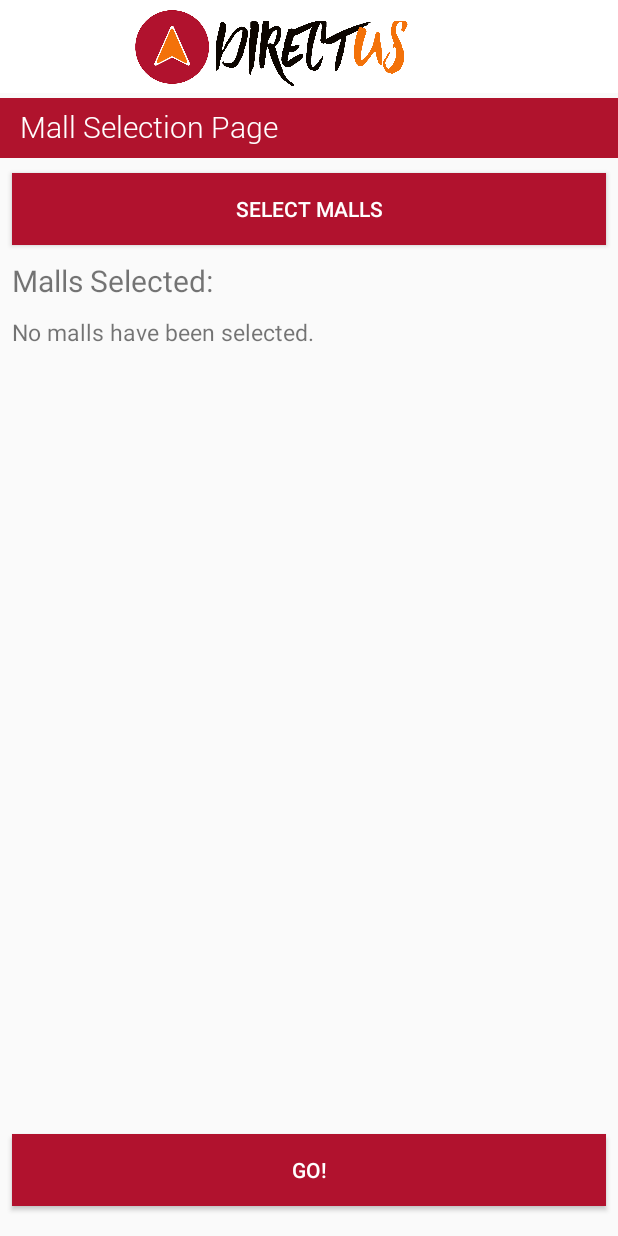
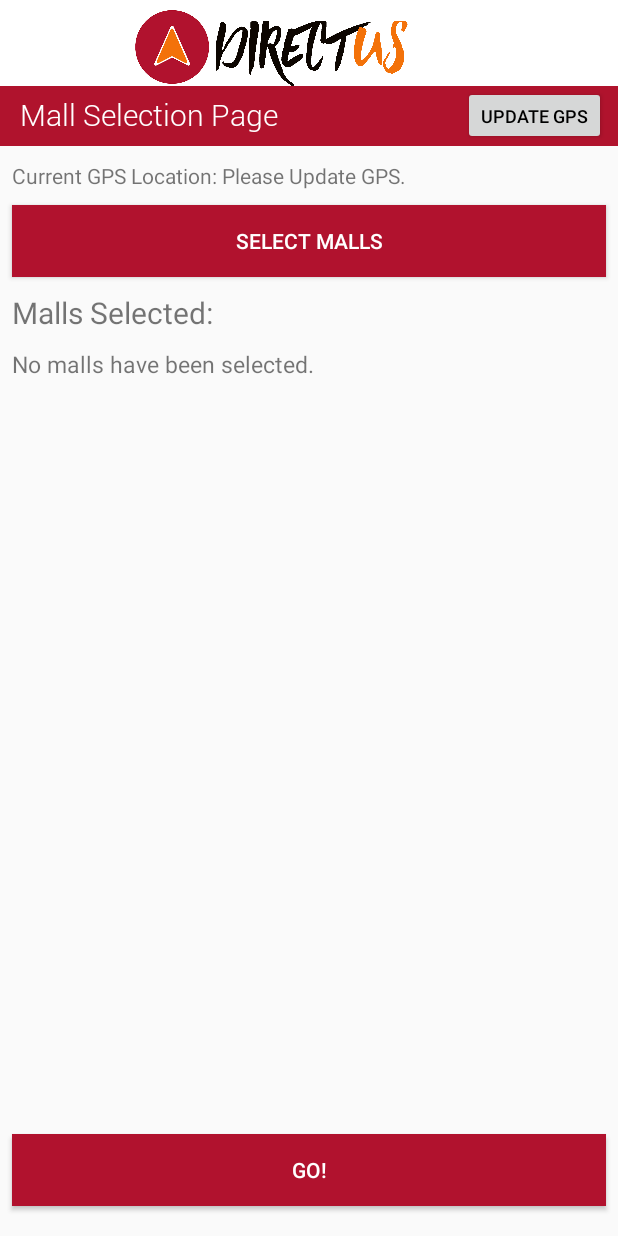
Before and after one commit to jhocx/directus, an Android app: the screen it shows after launch (MainActivity), on a phone screen of 412 x 824 dp. Run offline under Robolectric (Android 15) with nearby library versions, the phone set to English and light mode, and no system bars; 2 statements that could not run were skipped.

Commit message:
Main Activity, GPS implemented. v2 done 11 Jul.

```diff
--- a/app/src/main/AndroidManifest.xml
+++ b/app/src/main/AndroidManifest.xml
@@ -1,6 +1,8 @@
 <?xml version="1.0" encoding="utf-8"?>
 <manifest xmlns:android="http://schemas.android.com/apk/res/android"
     package="com.example.jhocx.directus">
+
+    <uses-permission android:name="android.permission.ACCESS_FINE_LOCATION"/>
 
     <application
         android:allowBackup="true"
--- a/app/src/main/java/com/example/jhocx/directus/MainActivity.java
+++ b/app/src/main/java/com/example/jhocx/directus/MainActivity.java
@@ -1,14 +1,18 @@
 package com.example.jhocx.directus;
 
+import android.Manifest;
 import android.content.DialogInterface;
 import android.content.Intent;
 import android.graphics.Typeface;
+import android.location.Location;
+import android.support.v4.app.ActivityCompat;
 import android.support.v7.app.AlertDialog;
 import android.support.v7.app.AppCompatActivity;
 import android.os.Bundle;
 import android.view.View;
 import android.widget.Button;
 import android.widget.TextView;
+import android.widget.Toast;
 import android.widget.Toolbar;
 import android.view.View;
 import android.content.Intent;
@@ -16,12 +20,16 @@ import android.content.Intent;
 import org.w3c.dom.Text;
 
 import java.util.ArrayList;
+import java.text.DecimalFormat;
 
 public class MainActivity extends AppCompatActivity {
     TextView tvHeader;
     Button btnSelectMall;
     TextView tvMallsSelected;
     Button btnToDirectory;
+    Button btnGetLoc;
+    TextView tvLocation;
+    static DecimalFormat df3 = new DecimalFormat(".###");
 
     // listMalls is a string array hardcoded in strings.xml. It contains the names of all malls available in our app.
     String[] listMalls;
@@ -119,6 +127,30 @@ public class MainActivity extends AppCompatActivity {
                 openDirectoryActivity();
             }
         });
+
+        // This section deals with obtainin user's GPS location.
+        btnGetLoc = (Button) findViewById(R.id.btnGetLoc);
+        tvLocation = (TextView) findViewById(R.id.tvLocation);
+        ActivityCompat.requestPermissions(MainActivity.this, new String[]{Manifest.permission.ACCESS_FINE_LOCATION}, 123);
+        GPSTracker g = new GPSTracker(getApplicationContext());
+        Location l = g.getLocation();
+        if (l!= null) {
+            double lat = l.getLatitude();
+            double lon = l.getLongitude();
+            tvLocation.setText("Current GPS Location: LAT = " + df3.format(lat) + ", LON = " + df3.format(lon));
+        }
+        btnGetLoc.setOnClickListener(new View.OnClickListener() {
+            @Override
+            public void onClick(View v) {
+                GPSTracker g = new GPSTracker(getApplicationContext());
+                Location l = g.getLocation();
+                if (l!= null) {
+                    double lat = l.getLatitude();
+                    double lon = l.getLongitude();
+                    tvLocation.setText("Current GPS Location: LAT = " + df3.format(lat) + ", LON = " + df3.format(lon));
+                }
+            }
+        });
     }
 
     public void openDirectoryActivity() {
--- a/app/src/main/res/layout/activity_main.xml
+++ b/app/src/main/res/layout/activity_main.xml
@@ -46,7 +46,6 @@
         android:id="@+id/tbHeader"
         android:layout_width="0dp"
         android:layout_height="40dp"
-        android:layout_marginTop="8dp"
         android:background="#B0132D"
         android:gravity="bottom"
         android:minHeight="?attr/actionBarSize"
@@ -88,7 +87,7 @@
         app:layout_constraintEnd_toEndOf="parent"
         app:layout_constraintHorizontal_bias="0.0"
         app:layout_constraintStart_toStartOf="parent"
-        app:layout_constraintTop_toBottomOf="@+id/tbHeader" />
+        app:layout_constraintTop_toBottomOf="@+id/tvLocation" />
 
     // This is the tv textview that visually feedbacks the malls the user has currently chosen.
 
@@ -130,4 +129,25 @@
         app:layout_constraintEnd_toEndOf="parent"
         app:layout_constraintStart_toStartOf="parent" />
 
+    <Button
+        android:id="@+id/btnGetLoc"
+        android:layout_width="wrap_content"
+        android:layout_height="39dp"
+        android:layout_marginEnd="8dp"
+        android:text="Update GPS"
+        android:textColor="@android:color/black"
+        android:textSize="12sp"
+        app:layout_constraintEnd_toEndOf="@+id/tbHeader"
+        app:layout_constraintTop_toTopOf="@+id/tbHeader" />
+
+    <TextView
+        android:id="@+id/tvLocation"
+        android:layout_width="wrap_content"
+        android:layout_height="wrap_content"
+        android:layout_marginStart="8dp"
+        android:layout_marginTop="10dp"
+        android:text="Current GPS Location: Please Update GPS."
+        app:layout_constraintStart_toStartOf="parent"
+        app:layout_constraintTop_toBottomOf="@+id/tbHeader" />
+
 </android.support.constraint.ConstraintLayout>
```
